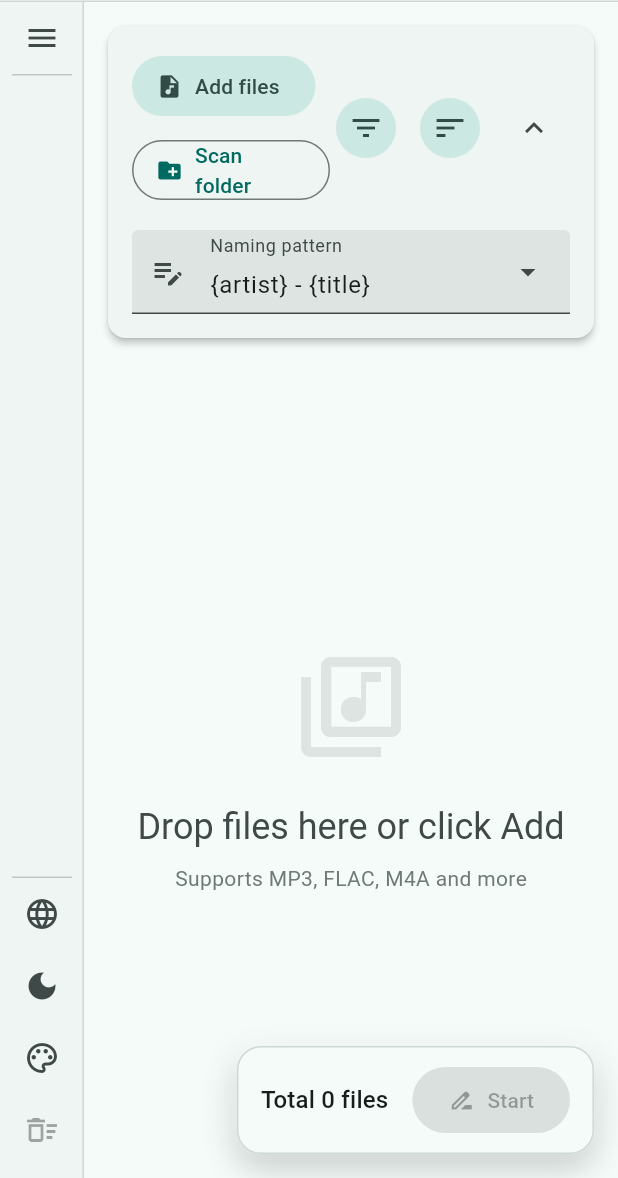
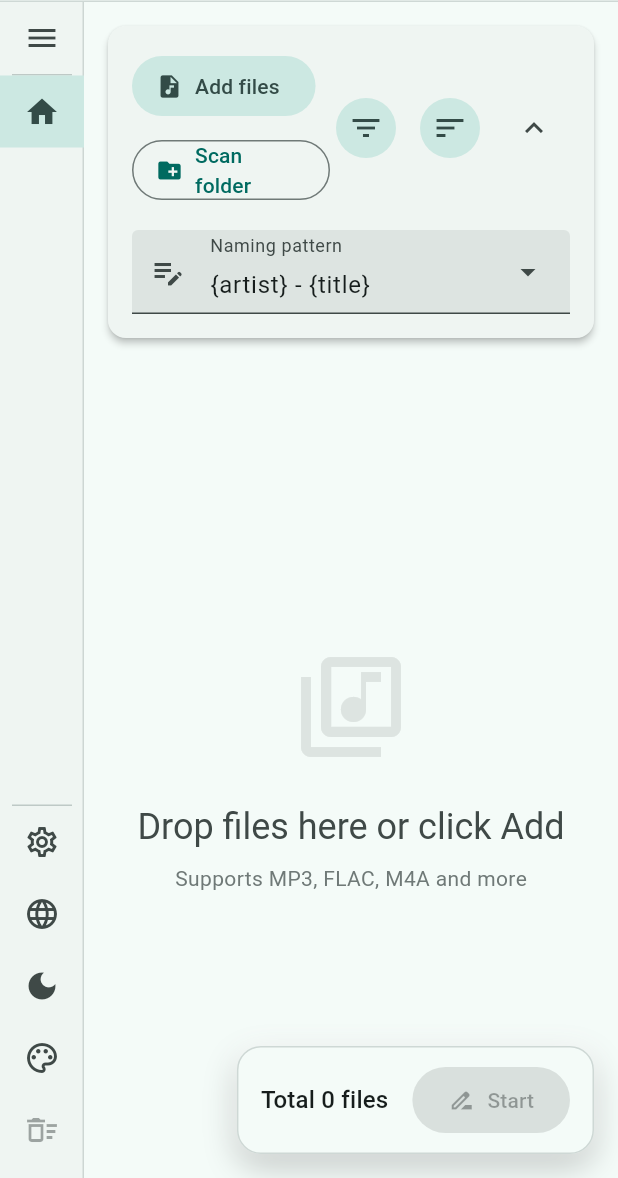
Before and after one commit to ChuwuYo/Re-Music, a Flutter app: the screen it shows after launch, on a phone screen of 412 x 824 dp, the part 58-1236 px from its top. Run offline on Flutter 3.47's test engine with Material 3 defaults, Android fonts, the phone set to English and light mode, and no system bars; our stand-ins replace file_picker; missing offline and left inert: audio_metadata_reader, audiotags, window_manager; Roboto replaces fonts that are missing (HanYiJiaShuJian).

Commit message:
feat(ui): add home and settings page navigation with animated transitions
- Add NavigationController provider for managing app page state (home/settings)
- Create SettingsPage skeleton component
- Implement AnimatedSwitcher in HomePage for smooth page transitions
- Add navigation buttons (home/settings) to left sidebar with active state highlighting
- Add AppPage enum and localization strings for navigation labels
- Update architecture docs with feature modularity guidelines

```diff
--- a/lib/constants.dart
+++ b/lib/constants.dart
@@ -175,3 +175,6 @@ extension AppSeedColorExtension on AppSeedColor {
 
 /// 处理状态枚举
 enum ProcessingStatus { pending, success, error }
+
+/// 应用页面枚举
+enum AppPage { home, settings }
--- a/lib/l10n/app_en.arb
+++ b/lib/l10n/app_en.arb
@@ -95,5 +95,7 @@
   "sortDescending": "Descending",
   "sidebarExpand": "Expand sidebar",
   "sidebarCollapse": "Collapse sidebar",
-  "sidebarTooNarrow": "Window too narrow — resize to expand"
+  "sidebarTooNarrow": "Window too narrow — resize to expand",
+  "navHome": "Home",
+  "navSettings": "Settings"
 }
--- a/lib/l10n/app_localizations.dart
+++ b/lib/l10n/app_localizations.dart
@@ -547,6 +547,18 @@ abstract class AppLocalizations {
   /// In en, this message translates to:
   /// **'Window too narrow — resize to expand'**
   String get sidebarTooNarrow;
+
+  /// No description provided for @navHome.
+  ///
+  /// In en, this message translates to:
+  /// **'Home'**
+  String get navHome;
+
+  /// No description provided for @navSettings.
+  ///
+  /// In en, this message translates to:
+  /// **'Settings'**
+  String get navSettings;
 }
 
 class _AppLocalizationsDelegate
--- a/lib/l10n/app_localizations_en.dart
+++ b/lib/l10n/app_localizations_en.dart
@@ -240,4 +240,10 @@ class AppLocalizationsEn extends AppLocalizations {
 
   @override
   String get sidebarTooNarrow => 'Window too narrow — resize to expand';
+
+  @override
+  String get navHome => 'Home';
+
+  @override
+  String get navSettings => 'Settings';
 }
--- a/lib/l10n/app_localizations_zh.dart
+++ b/lib/l10n/app_localizations_zh.dart
@@ -240,4 +240,10 @@ class AppLocalizationsZh extends AppLocalizations {
 
   @override
   String get sidebarTooNarrow => '窗口太窄，拖宽窗口后可展开';
+
+  @override
+  String get navHome => '主页';
+
+  @override
+  String get navSettings => '设置';
 }
--- a/lib/l10n/app_zh.arb
+++ b/lib/l10n/app_zh.arb
@@ -95,5 +95,7 @@
   "sortDescending": "降序",
   "sidebarExpand": "展开侧边栏",
   "sidebarCollapse": "收起侧边栏",
-  "sidebarTooNarrow": "窗口太窄，拖宽窗口后可展开"
+  "sidebarTooNarrow": "窗口太窄，拖宽窗口后可展开",
+  "navHome": "主页",
+  "navSettings": "设置"
 }
--- a/lib/main.dart
+++ b/lib/main.dart
@@ -5,6 +5,7 @@ import 'l10n/app_localizations.dart';
 import 'models/app_settings.dart';
 import 'providers/audio_provider.dart';
 import 'providers/locale_provider.dart';
+import 'providers/navigation_provider.dart';
 import 'providers/theme_provider.dart';
 import 'screens/home_page.dart';
 import 'services/settings_service.dart';
@@ -18,6 +19,7 @@ void main() async {
   final audioProvider = AudioProvider();
   final localeController = LocaleController();
   final themeController = ThemeController();
+  final navigationController = NavigationController();
 
   final settings = await settingsStore.load();
   if (settings != null) {
@@ -85,6 +87,7 @@ void main() async {
         ChangeNotifierProvider.value(value: audioProvider),
         ChangeNotifierProvider.value(value: localeController),
         ChangeNotifierProvider.value(value: themeController),
+        ChangeNotifierProvider.value(value: navigationController),
       ],
       child: const MyApp(),
     ),
--- /dev/null
+++ b/lib/providers/navigation_provider.dart
@@ -0,0 +1,17 @@
+import 'package:flutter/material.dart';
+
+import '../constants.dart';
+
+/// 应用页面导航状态管理
+/// 管理主页 / 设置页之间的切换，无需持久化
+class NavigationController extends ChangeNotifier {
+  AppPage _currentPage = AppPage.home;
+
+  AppPage get currentPage => _currentPage;
+
+  void navigateTo(AppPage page) {
+    if (_currentPage == page) return;
+    _currentPage = page;
+    notifyListeners();
+  }
+}
--- a/lib/screens/home_page.dart
+++ b/lib/screens/home_page.dart
@@ -1,13 +1,17 @@
 import 'package:flutter/material.dart';
 import 'package:provider/provider.dart';
+
+import '../constants.dart';
 import '../l10n/app_localizations.dart';
 import '../providers/audio_provider.dart';
+import '../providers/navigation_provider.dart';
 import '../widgets/bottom_right_panel.dart';
 import '../widgets/file_list_item.dart';
 import '../widgets/left_sidebar.dart';
 import '../widgets/list_states.dart';
 import '../widgets/rename_control_panel.dart';
 import '../widgets/title_bar.dart';
+import 'settings_page.dart';
 
 class HomePage extends StatelessWidget {
   const HomePage({super.key});
@@ -15,6 +19,7 @@ class HomePage extends StatelessWidget {
   @override
   Widget build(BuildContext context) {
     final l10n = AppLocalizations.of(context)!;
+    final currentPage = context.watch<NavigationController>().currentPage;
     return Scaffold(
       body: Column(
         children: [
@@ -23,11 +28,46 @@ class HomePage extends StatelessWidget {
             child: Row(
               crossAxisAlignment: CrossAxisAlignment.start,
               children: [
-                // 左侧竖向工具栏
                 const LeftSidebar(),
-                // 主内容区
                 Expanded(
-                  child: Stack(
+                  child: AnimatedSwitcher(
+                    duration: AppConstants.defaultAnimationDuration,
+                    switchInCurve: Curves.easeInOut,
+                    switchOutCurve: Curves.easeInOut,
+                    transitionBuilder: (child, animation) {
+                      final offsetAnimation = Tween<Offset>(
+                        begin: const Offset(0.03, 0),
+                        end: Offset.zero,
+                      ).animate(animation);
+                      return FadeTransition(
+                        opacity: animation,
+                        child: SlideTransition(
+                          position: offsetAnimation,
+                          child: child,
+                        ),
+                      );
+                    },
+                    child: currentPage == AppPage.home
+                        ? const _HomeContent(key: ValueKey(AppPage.home))
+                        : const SettingsPage(key: ValueKey(AppPage.settings)),
+                  ),
+                ),
+              ],
+            ),
+          ),
+        ],
+      ),
+    );
+  }
+}
+
+/// 主页内容区（文件列表 + 重命名控制面板）
+class _HomeContent extends StatelessWidget {
+  const _HomeContent({super.key});
+
+  @override
+  Widget build(BuildContext context) {
+    return Stack(
       children: [
         Consumer<AudioProvider>(
           builder: (context, provider, child) {
@@ -37,9 +77,7 @@ class HomePage extends StatelessWidget {
                   ? null
                   : const NeverScrollableScrollPhysics(),
               slivers: [
-                              const SliverToBoxAdapter(
-                                child: RenameControlPanel(),
-                              ),
+                const SliverToBoxAdapter(child: RenameControlPanel()),
                 if (!hasAnyFiles)
                   const SliverFillRemaining(
                     hasScrollBody: false,
@@ -54,14 +92,11 @@ class HomePage extends StatelessWidget {
                   SliverPadding(
                     padding: const EdgeInsets.only(bottom: 80),
                     sliver: SliverList(
-                                    delegate: SliverChildBuilderDelegate((
-                                      context,
-                                      index,
-                                    ) {
-                                      return FileListItem(
-                                        file: provider.files[index],
-                                      );
-                                    }, childCount: provider.files.length),
+                      delegate: SliverChildBuilderDelegate(
+                        (context, index) =>
+                            FileListItem(file: provider.files[index]),
+                        childCount: provider.files.length,
+                      ),
                     ),
                   ),
               ],
@@ -74,13 +109,6 @@ class HomePage extends StatelessWidget {
           child: SafeArea(child: BottomRightPanel()),
         ),
       ],
-                  ),
-                ),
-              ],
-            ),
-          ),
-        ],
-      ),
     );
   }
 }
--- a/lib/widgets/left_sidebar.dart
+++ b/lib/widgets/left_sidebar.dart
@@ -5,6 +5,7 @@ import '../constants.dart';
 import '../l10n/app_localizations.dart';
 import '../providers/audio_provider.dart';
 import '../providers/locale_provider.dart';
+import '../providers/navigation_provider.dart';
 import '../providers/theme_provider.dart';
 
 /// 左侧竖向工具栏：支持展开（图标+文字）和收起（仅图标）两种状态。
@@ -51,6 +52,8 @@ class _LeftSidebarState extends State<LeftSidebar> {
     final scheme = Theme.of(context).colorScheme;
     final localeController = context.watch<LocaleController>();
     final themeController = context.watch<ThemeController>();
+    final navController = context.watch<NavigationController>();
+    final currentPage = navController.currentPage;
 
     // 响应式：订阅窗口宽度变化，宽度不足时自动收起
     final windowWidth = MediaQuery.sizeOf(context).width;
@@ -97,9 +100,37 @@ class _LeftSidebarState extends State<LeftSidebar> {
 
                   const Divider(height: 1, indent: 8, endIndent: 8),
 
+                  // ── 主页按钮 ───────────────────────────────────
+                  _SidebarItem(
+                    icon: currentPage == AppPage.home
+                        ? Icons.home
+                        : Icons.home_outlined,
+                    label: l10n.navHome,
+                    tooltip: l10n.navHome,
+                    expanded: expanded,
+                    isActive: currentPage == AppPage.home,
+                    onPressed: () => context
+                        .read<NavigationController>()
+                        .navigateTo(AppPage.home),
+                  ),
+
                   const Spacer(),
 
                   const Divider(height: 1, indent: 8, endIndent: 8),
+
+                  // ── 设置按钮 ───────────────────────────────────
+                  _SidebarItem(
+                    icon: currentPage == AppPage.settings
+                        ? Icons.settings
+                        : Icons.settings_outlined,
+                    label: l10n.navSettings,
+                    tooltip: l10n.navSettings,
+                    expanded: expanded,
+                    isActive: currentPage == AppPage.settings,
+                    onPressed: () => context
+                        .read<NavigationController>()
+                        .navigateTo(AppPage.settings),
+                  ),
 
                   // ── 语言菜单 ───────────────────────────────────────
                   _SidebarMenuAnchor(
@@ -228,6 +259,7 @@ class _SidebarItem extends StatelessWidget {
   final bool expanded;
   final bool showLabel;
   final bool showBadge;
+  final bool isActive;
   final VoidCallback? onPressed;
 
   const _SidebarItem({
@@ -238,16 +270,21 @@ class _SidebarItem extends StatelessWidget {
     this.tooltip,
     this.showLabel = true,
     this.showBadge = false,
+    this.isActive = false,
   });
 
   @override
   Widget build(BuildContext context) {
+    final scheme = Theme.of(context).colorScheme;
     final showText = expanded && showLabel;
+    final activeBg = isActive ? scheme.secondaryContainer : null;
+    final activeFg = isActive ? scheme.onSecondaryContainer : null;
+
     Widget iconWidget = Icon(icon);
     if (showBadge) {
       iconWidget = Badge(
         smallSize: 6,
-        backgroundColor: Theme.of(context).colorScheme.primary,
+        backgroundColor: scheme.primary,
         child: iconWidget,
       );
     }
@@ -261,7 +298,11 @@ class _SidebarItem extends StatelessWidget {
           child: IconButton(
             icon: iconWidget,
             onPressed: onPressed,
-            style: IconButton.styleFrom(shape: const RoundedRectangleBorder()),
+            style: IconButton.styleFrom(
+              shape: const RoundedRectangleBorder(),
+              backgroundColor: activeBg,
+              foregroundColor: activeFg,
+            ),
           ),
         ),
       );
@@ -278,6 +319,8 @@ class _SidebarItem extends StatelessWidget {
             alignment: Alignment.centerLeft,
             padding: const EdgeInsets.symmetric(horizontal: 14),
             shape: const RoundedRectangleBorder(),
+            backgroundColor: activeBg,
+            foregroundColor: activeFg,
           ),
           child: Row(
             children: [
```
Also changed, not shown: lib/screens/settings_page.dart (added, +21 -0 lines), 3 other files. Lines whose indentation alone changed are shown as unchanged.
